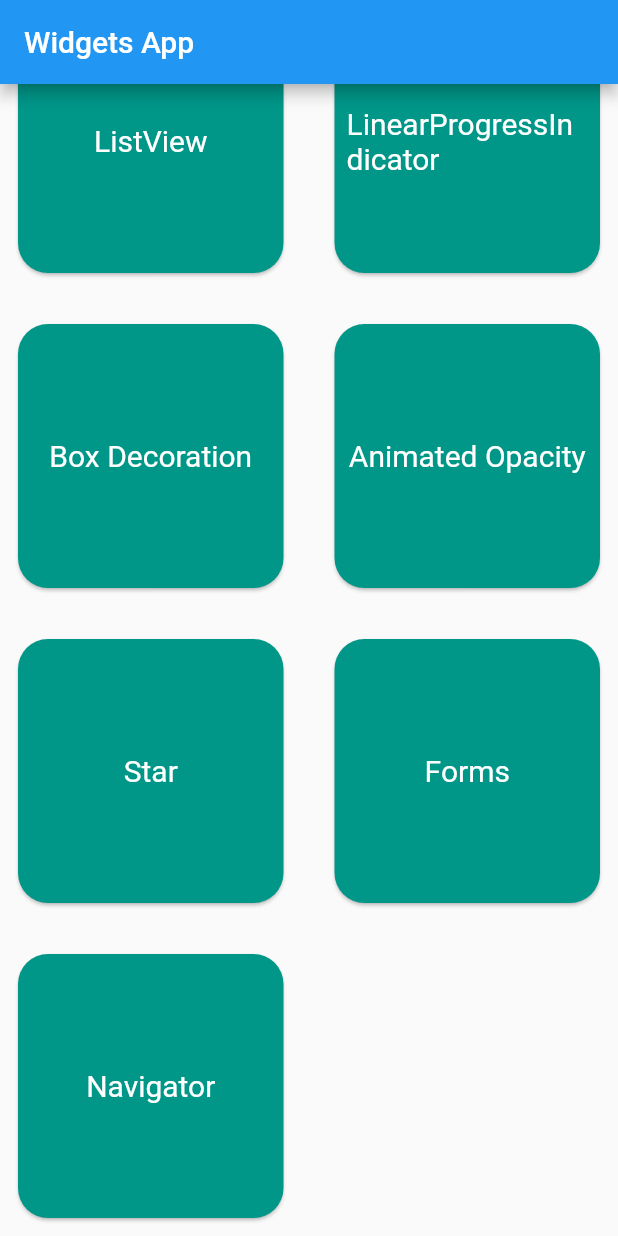
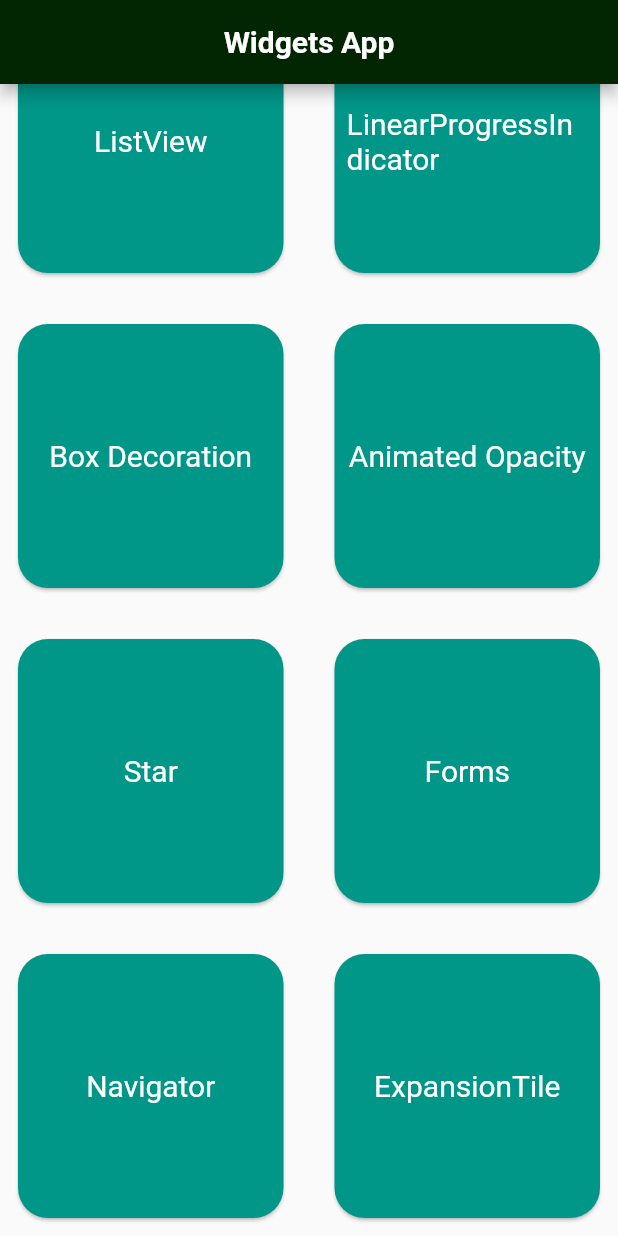
Before and after one commit to Aniro-Montenegro/widgets_flutter, a Flutter app: the screen it shows after launch, scrolled down 692 dp, on a phone screen of 412 x 824 dp. Run offline on Flutter 3.47's test engine with Material 2 defaults, Android fonts, the light colour scheme and no system bars; our stand-ins replace flutter_native_splash, mask_text_input_formatter.

Commit message:
Expansion tile

```diff
--- a/widgets_app/lib/main.dart
+++ b/widgets_app/lib/main.dart
@@ -1,10 +1,17 @@
 import 'package:flutter/material.dart';
 import 'package:widgets_app/widgets/home_page.dart';
 import 'package:widgets_app/widgets/navigator/tela_um.dart';
+import 'package:flutter_native_splash/flutter_native_splash.dart';
 
-void main() {
+Future<void> main() async {
+  WidgetsFlutterBinding.ensureInitialized();
+
+  await Future.delayed(const Duration(seconds: 2));
+
   runApp(const MyApp());
 }
+
+class FlutterNativeSplash {}
 
 class MyApp extends StatelessWidget {
   const MyApp({super.key});
@@ -14,7 +21,26 @@ class MyApp extends StatelessWidget {
     return MaterialApp(
       title: 'Flutter Demo',
       theme: ThemeData(
-        primarySwatch: Colors.blue,
+        primaryColor: MaterialColor(
+          0xFF022601,
+          const {
+            50: const Color(0xFF022601),
+          },
+        ),
+        appBarTheme: AppBarTheme(
+          color: MaterialColor(
+            0xFF022601,
+            const {
+              50: const Color(0xFF022601),
+            },
+          ),
+          centerTitle: true,
+          titleTextStyle: TextStyle(
+            color: Colors.white,
+            fontSize: 20,
+            fontWeight: FontWeight.bold,
+          ),
+        ),
       ),
       home: const MyHomePage(title: 'Widgets App'),
       routes: {
--- a/widgets_app/lib/widgets/home_page.dart
+++ b/widgets_app/lib/widgets/home_page.dart
@@ -5,6 +5,7 @@ import 'package:widgets_app/widgets/boxdecoration.dart';
 import 'package:widgets_app/widgets/button.dart';
 import 'package:widgets_app/widgets/column_row.dart';
 import 'package:widgets_app/widgets/container.dart';
+import 'package:widgets_app/widgets/expansion_list.dart';
 import 'package:widgets_app/widgets/forms.dart';
 import 'package:widgets_app/widgets/images.dart';
 import 'package:widgets_app/widgets/linear_progress_indicator.dart';
@@ -38,6 +39,7 @@ class _MyHomePageState extends State<MyHomePage> {
     'Star': const StarExample(),
     'Forms': const FormExample(),
     'Navigator': DadosInherited(child: const TelaUm()),
+    'ExpansionTile': const ExpansionListpage(),
   };
 
   List<Widget> listWidgets = [];
@@ -78,8 +80,7 @@ class _MyHomePageState extends State<MyHomePage> {
           );
         },
         child: Card(
-            shape: const RoundedRectangleBorder(
-                borderRadius: BorderRadius.all(Radius.circular(20))),
+            shape: const RoundedRectangleBorder(borderRadius: BorderRadius.all(Radius.circular(20))),
             color: Colors.teal,
             child: Center(
               child: Padding(
```
Also changed, not shown: widgets_app/lib/widgets/expansion_list.dart (added, +84 -0 lines), widgets_app/pubspec.yaml (+10 -6 lines), widgets_app/assets/imagens/logo.png (added), 53 other files.
